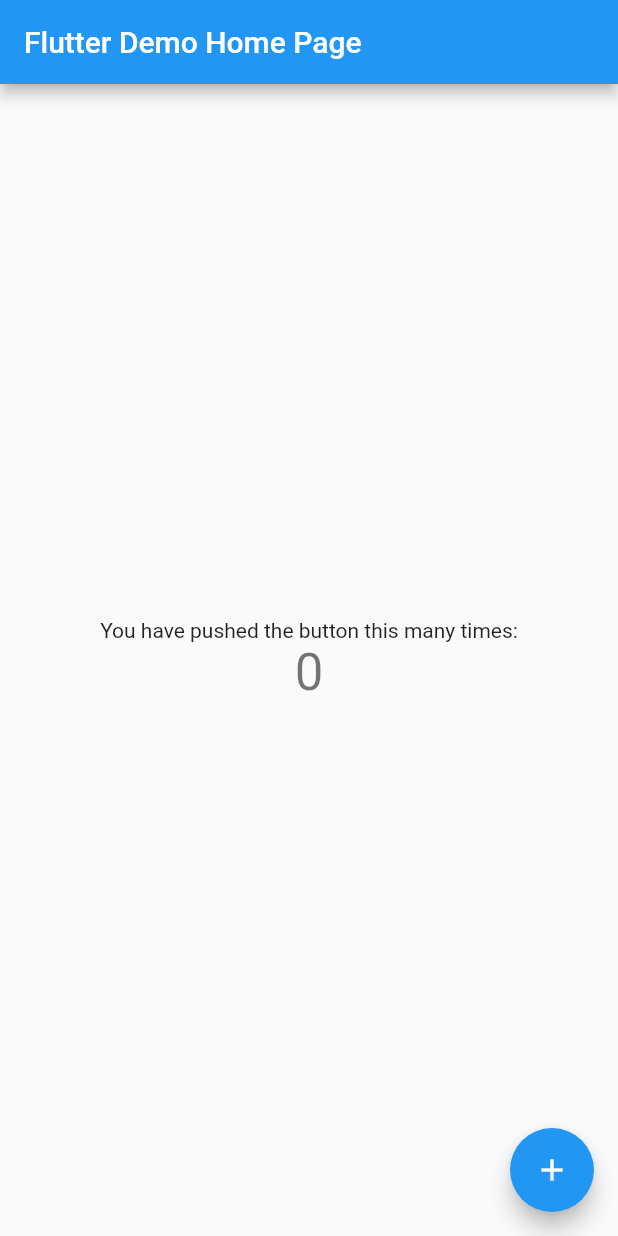
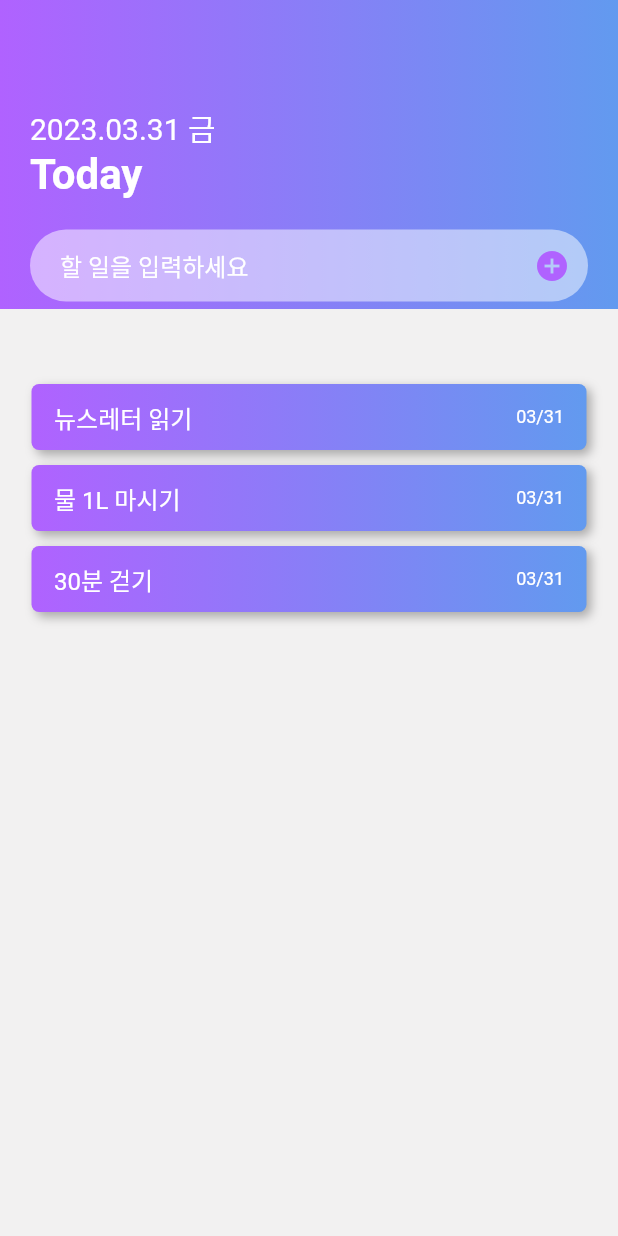
Before and after one commit to aine-jeong/study_flutter, a Flutter app: the screen it shows after launch, on a phone screen of 412 x 824 dp. Run offline on Flutter 3.47's test engine with Material 2 defaults, Android fonts, the phone set to English and light mode, and no system bars; our stand-ins replace google_fonts, shared_preferences.

Commit message:
[개인]TodoList_3월30일
프로젝트 생성 후 UI 작업 진행

```diff
--- a/ain_todo_app/lib/main.dart
+++ b/ain_todo_app/lib/main.dart
@@ -1,4 +1,5 @@
 import 'package:flutter/material.dart';
+import 'package:ain_todo_app/screens/todo_home.dart';
 
 void main() {
   runApp(const MyApp());
@@ -11,105 +12,12 @@ class MyApp extends StatelessWidget {
   @override
   Widget build(BuildContext context) {
     return MaterialApp(
-      title: 'Flutter Demo',
+      title: 'AIN TODO',
       theme: ThemeData(
-        // This is the theme of your application.
-        //
-        // Try running your application with "flutter run". You'll see the
-        // application has a blue toolbar. Then, without quitting the app, try
-        // changing the primarySwatch below to Colors.green and then invoke
-        // "hot reload" (press "r" in the console where you ran "flutter run",
-        // or simply save your changes to "hot reload" in a Flutter IDE).
-        // Notice that the counter didn't reset back to zero; the application
-        // is not restarted.
-        primarySwatch: Colors.blue,
-      ),
-      home: const MyHomePage(title: 'Flutter Demo Home Page'),
+          canvasColor: const Color.fromARGB(255, 242, 241, 241),
+          primaryColor: const Color(0xFFB062FF),
+          primaryColorDark: const Color(0xFF629AEF)),
+      home: const TodoHome(),
     );
   }
 }
-
-class MyHomePage extends StatefulWidget {
-  const MyHomePage({super.key, required this.title});
-
-  // This widget is the home page of your application. It is stateful, meaning
-  // that it has a State object (defined below) that contains fields that affect
-  // how it looks.
-
-  // This class is the configuration for the state. It holds the values (in this
-  // case the title) provided by the parent (in this case the App widget) and
-  // used by the build method of the State. Fields in a Widget subclass are
-  // always marked "final".
-
-  final String title;
-
-  @override
-  State<MyHomePage> createState() => _MyHomePageState();
-}
-
-class _MyHomePageState extends State<MyHomePage> {
-  int _counter = 0;
-
-  void _incrementCounter() {
-    setState(() {
-      // This call to setState tells the Flutter framework that something has
-      // changed in this State, which causes it to rerun the build method below
-      // so that the display can reflect the updated values. If we changed
-      // _counter without calling setState(), then the build method would not be
-      // called again, and so nothing would appear to happen.
-      _counter++;
-    });
-  }
-
-  @override
-  Widget build(BuildContext context) {
-    // This method is rerun every time setState is called, for instance as done
-    // by the _incrementCounter method above.
-    //
-    // The Flutter framework has been optimized to make rerunning build methods
-    // fast, so that you can just rebuild anything that needs updating rather
-    // than having to individually change instances of widgets.
-    return Scaffold(
-      appBar: AppBar(
-        // Here we take the value from the MyHomePage object that was created by
-        // the App.build method, and use it to set our appbar title.
-        title: Text(widget.title),
-      ),
-      body: Center(
-        // Center is a layout widget. It takes a single child and positions it
-        // in the middle of the parent.
-        child: Column(
-          // Column is also a layout widget. It takes a list of children and
-          // arranges them vertically. By default, it sizes itself to fit its
-          // children horizontally, and tries to be as tall as its parent.
-          //
-          // Invoke "debug painting" (press "p" in the console, choose the
-          // "Toggle Debug Paint" action from the Flutter Inspector in Android
-          // Studio, or the "Toggle Debug Paint" command in Visual Studio Code)
-          // to see the wireframe for each widget.
-          //
-          // Column has various properties to control how it sizes itself and
-          // how it positions its children. Here we use mainAxisAlignment to
-          // center the children vertically; the main axis here is the vertical
-          // axis because Columns are vertical (the cross axis would be
-          // horizontal).
-          mainAxisAlignment: MainAxisAlignment.center,
-          children: <Widget>[
-            const Text(
-              'You have pushed the button this many times:',
-            ),
-            Text(
-              '$_counter',
-              style: Theme.of(context).textTheme.headlineMedium,
-            ),
-          ],
-        ),
-      ),
-      floatingActionButton: FloatingActionButton(
-        onPressed: _incrementCounter,
-        tooltip: 'Increment',
-        child: const Icon(Icons.add),
-      ), // This trailing comma makes auto-formatting nicer for build methods.
-    );
-  }
-}
--- /dev/null
+++ b/ain_todo_app/lib/models/todo_model.dart
@@ -0,0 +1,6 @@
+class TodoModel {
+  String title, state;
+  DateTime createTime;
+
+  TodoModel(this.title, this.state, this.createTime);
+}
--- /dev/null
+++ b/ain_todo_app/lib/screens/todo_home.dart
@@ -0,0 +1,143 @@
+import 'package:ain_todo_app/widgets/todo_card.dart';
+import 'package:flutter/material.dart';
+import 'package:intl/intl.dart';
+import 'package:intl/date_symbol_data_local.dart';
+
+class TodoHome extends StatefulWidget {
+  const TodoHome({super.key});
+
+  @override
+  State<TodoHome> createState() => _TodoHomeState();
+}
+
+String checkTime() {
+  var now = DateTime.now();
+  initializeDateFormatting();
+  DateFormat formatter = DateFormat('yyyy.MM.dd E', 'ko');
+  String strToday = formatter.format(now);
+  // String formatDate = DateFormat('yyyy.MM.dd E', 'ko').format(now);
+  return strToday;
+}
+
+class _TodoHomeState extends State<TodoHome> {
+  // var now = DateTime.now();
+  // DateFormat formatter = DateFormat('yyyy.MM.dd EEEE');
+  // String strToday = formatter.format(now);
+  // String strToday = DateFormat('yyyy.MM.dd EEEE').format(now);
+
+  String strToday = checkTime();
+
+  @override
+  Widget build(BuildContext context) {
+    return GestureDetector(
+      onTap: () {
+        FocusScope.of(context).unfocus();
+      },
+      child: Scaffold(
+        backgroundColor: Theme.of(context).canvasColor,
+        resizeToAvoidBottomInset: false,
+        body: Column(children: [
+          Flexible(
+            flex: 1,
+            child: Container(
+              alignment: Alignment.centerLeft,
+              decoration: BoxDecoration(
+                gradient: LinearGradient(
+                  colors: <Color>[
+                    Theme.of(context).primaryColor,
+                    Theme.of(context).primaryColorDark
+                  ],
+                ),
+              ),
+              child: Padding(
+                padding:
+                    // const EdgeInsets.symmetric(horizontal: 20, vertical: 30),
+                    const EdgeInsets.only(top: 70, left: 20, right: 20),
+                child: Column(
+                  crossAxisAlignment: CrossAxisAlignment.start,
+                  children: [
+                    Text(
+                      // Dateformat(),
+                      strToday,
+                      style: const TextStyle(color: Colors.white, fontSize: 20),
+                    ),
+                    const Text(
+                      'Today',
+                      style: TextStyle(
+                          color: Colors.white,
+                          fontSize: 28,
+                          fontWeight: FontWeight.w600),
+                    ),
+                    const SizedBox(
+                      height: 20,
+                      width: 20,
+                    ),
+                    TextField(
+                      decoration: InputDecoration(
+                          contentPadding: const EdgeInsets.symmetric(
+                            vertical: 10,
+                            horizontal: 20,
+                          ),
+                          border: OutlineInputBorder(
+                            borderRadius: BorderRadius.circular(30),
+                            borderSide: const BorderSide(
+                              width: 0,
+                              style: BorderStyle.none,
+                            ),
+                          ),
+                          hintText: '할 일을 입력하세요',
+                          hintStyle: const TextStyle(color: Colors.white),
+                          suffixIcon: const Icon(Icons.add_circle),
+                          suffixIconColor: Theme.of(context).primaryColor,
+                          // suffixIconConstraints:
+                          //     const BoxConstraints(minHeight: 10),
+                          filled: true,
+                          fillColor: Colors.white.withOpacity(0.5)),
+                    )
+                  ],
+                ),
+              ),
+            ),
+          ),
+          Flexible(
+            flex: 3,
+            child: Row(
+              children: [
+                Expanded(
+                  child: Container(
+                    decoration:
+                        BoxDecoration(borderRadius: BorderRadius.circular(50)),
+                    child: Padding(
+                      padding: const EdgeInsets.symmetric(vertical: 50),
+                      child: Column(
+                        // mainAxisAlignment: MainAxisAlignment.center,
+                        crossAxisAlignment: CrossAxisAlignment.center,
+                        children: [
+                          TodoCard(
+                            title: '뉴스레터 읽기',
+                            state: '',
+                            createTime: DateTime.now(),
+                          ),
+                          TodoCard(
+                            title: '물 1L 마시기',
+                            state: '',
+                            createTime: DateTime.now(),
+                          ),
+                          TodoCard(
+                            title: '30분 걷기',
+                            state: '',
+                            createTime: DateTime.now(),
+                          )
+                        ],
+                      ),
+                    ),
+                  ),
+                ),
+              ],
+            ),
+          ),
+        ]),
+      ),
+    );
+  }
+}
--- /dev/null
+++ b/ain_todo_app/lib/widgets/todo_card.dart
@@ -0,0 +1,71 @@
+import 'package:flutter/material.dart';
+import 'package:intl/intl.dart';
+
+class TodoCard extends StatefulWidget {
+  final String title, state;
+  final DateTime createTime;
+
+  const TodoCard({
+    super.key,
+    required this.title,
+    required this.state,
+    required this.createTime,
+  });
+
+  @override
+  State<TodoCard> createState() => _TodoCardState();
+}
+
+class _TodoCardState extends State<TodoCard> {
+  static const String TODO_DATE_FORMAT = 'MM/dd';
+
+  @override
+  void initState() {
+    // TODO: implement initState
+    print(widget.createTime);
+    super.initState();
+  }
+
+  @override
+  Widget build(BuildContext context) {
+    return Padding(
+      padding: const EdgeInsets.only(bottom: 10),
+      child: Container(
+        width: 370,
+        decoration: BoxDecoration(
+          // color: Colors.white,
+          // color: Theme.of(context).primaryColorDark,
+          gradient: LinearGradient(
+            colors: <Color>[
+              Theme.of(context).primaryColor,
+              Theme.of(context).primaryColorDark
+            ],
+          ),
+          borderRadius: BorderRadius.circular(5),
+          boxShadow: [
+            BoxShadow(
+                blurRadius: 5,
+                offset: const Offset(3, 3),
+                color: Colors.black.withOpacity(0.3))
+          ],
+        ),
+        child: Padding(
+          padding: const EdgeInsets.symmetric(vertical: 10, horizontal: 15),
+          child: Row(
+            mainAxisAlignment: MainAxisAlignment.spaceBetween,
+            children: [
+              Text(
+                widget.title,
+                style: const TextStyle(color: Colors.white, fontSize: 16),
+              ),
+              Text(
+                DateFormat(TODO_DATE_FORMAT).format(widget.createTime),
+                style: const TextStyle(color: Colors.white, fontSize: 12),
+              ),
+            ],
+          ),
+        ),
+      ),
+    );
+  }
+}
--- a/ain_todo_app/pubspec.yaml
+++ b/ain_todo_app/pubspec.yaml
@@ -30,6 +30,8 @@ environment:
 dependencies:
   flutter:
     sdk: flutter
+
+  intl: ^0.18.0
 
 
   # The following adds the Cupertino Icons font to your application.
```
